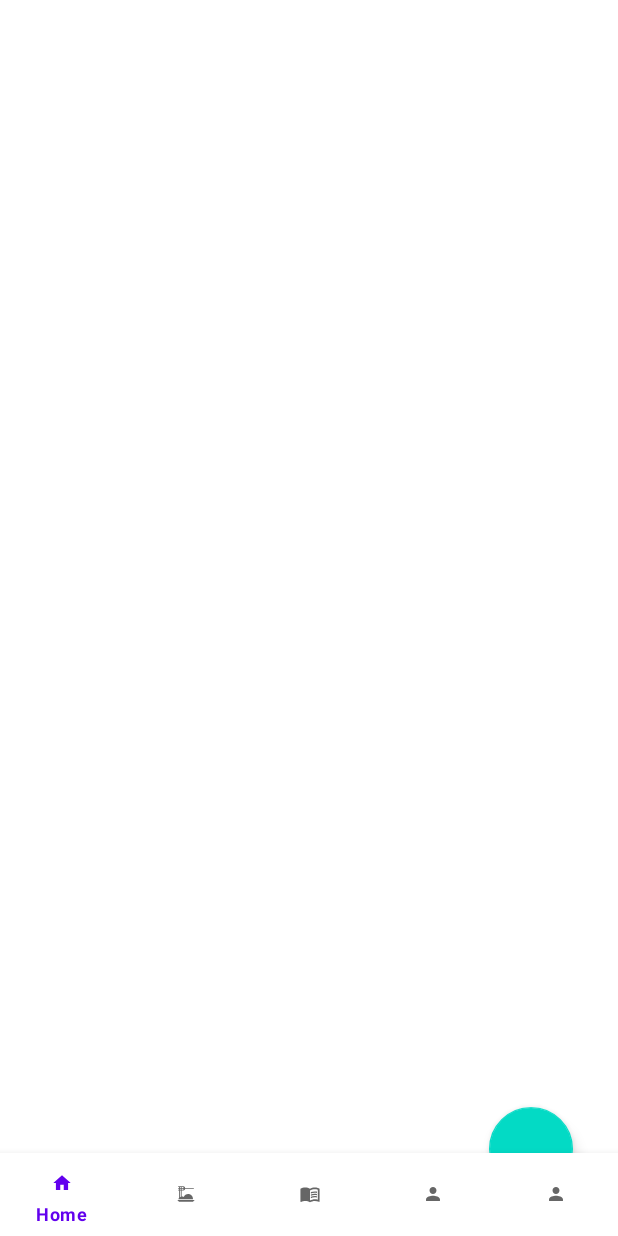
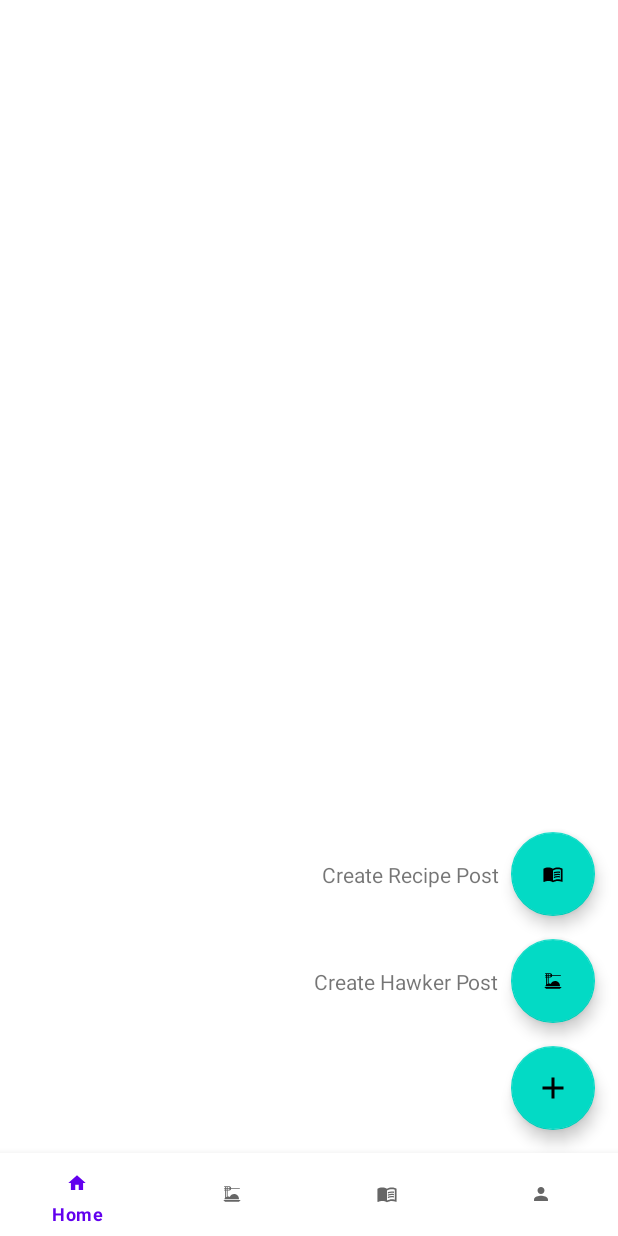
Before and after one commit to beefwhale/LobangCorner, an Android app: the layout activity_main.xml on its own in the app's theme, with its tools: preview values and no code run, on a phone screen of 412 x 824 dp. Run offline under Robolectric (Android 15) with nearby library versions, the phone set to English and light mode, and no system bars.

Commit message:
Floating Nav Button (1st push) - untested

```diff
--- a/app/src/main/res/layout/activity_main.xml
+++ b/app/src/main/res/layout/activity_main.xml
@@ -27,12 +27,59 @@
         app:layout_constraintStart_toStartOf="parent"
         app:menu="@menu/menu_bottom_nav" />
 
+    // MAIN Floating Action Button (FAB)
     <com.google.android.material.floatingactionbutton.FloatingActionButton
+        android:id="@+id/floating_main_nav_button"
         android:layout_width="wrap_content"
         android:layout_height="wrap_content"
-        android:layout_margin="30dp"
+        android:layout_marginRight="15dp"
+        android:layout_marginBottom="15dp"
+        android:src="@drawable/add"
+        app:layout_constraintBottom_toTopOf="@+id/bottomNavigationView"
         app:layout_constraintRight_toRightOf="parent"
-        app:layout_constraintBottom_toBottomOf="parent"
-        />
+        app:rippleColor="#000000" />
+    // SUB Floating Action Button (FAB) : Hawker Corner
+    <com.google.android.material.floatingactionbutton.FloatingActionButton
+        android:id="@+id/floating_hc_nav_button"
+        android:layout_width="wrap_content"
+        android:layout_height="wrap_content"
+        android:layout_marginBottom="15dp"
+        android:src="@drawable/ic_hawkercorner_foreground"
+        app:layout_constraintBottom_toTopOf="@+id/floating_main_nav_button"
+        app:layout_constraintEnd_toEndOf="@+id/floating_main_nav_button"
+        app:layout_constraintStart_toStartOf="@+id/floating_main_nav_button"
+        app:rippleColor="#000000" />
+    // SUB Floating Action Button (FAB) : Recipe Corner
+    <com.google.android.material.floatingactionbutton.FloatingActionButton
+        android:id="@+id/floating_rc_nav_button"
+        android:layout_width="wrap_content"
+        android:layout_height="wrap_content"
+        android:layout_marginBottom="15dp"
+        android:src="@drawable/ic_recipecorner_foreground"
+        app:layout_constraintBottom_toTopOf="@+id/floating_hc_nav_button"
+        app:layout_constraintEnd_toEndOf="@+id/floating_hc_nav_button"
+        app:layout_constraintStart_toStartOf="@+id/floating_hc_nav_button"
+        app:rippleColor="#000000" />
+    // SUB Floating Action Button (FAB) : Recipe Corner Text
+    <TextView
+        android:id="@+id/floating_rc_nav_button_text"
+        android:layout_width="wrap_content"
+        android:layout_height="wrap_content"
+        android:layout_marginEnd="8dp"
+        android:text="Create Recipe Post"
+        app:layout_constraintBottom_toBottomOf="@+id/floating_rc_nav_button"
+        app:layout_constraintEnd_toStartOf="@+id/floating_rc_nav_button"
+        app:layout_constraintTop_toTopOf="@+id/floating_rc_nav_button" />
+    // SUB Floating Action Button (FAB) : Hawker Corner Text
+    <TextView
+        android:id="@+id/floating_hc_nav_button_text"
+        android:layout_width="wrap_content"
+        android:layout_height="wrap_content"
+        android:layout_marginEnd="8dp"
+        android:text="Create Hawker Post"
+        app:layout_constraintBottom_toBottomOf="@+id/floating_hc_nav_button"
+        app:layout_constraintEnd_toStartOf="@+id/floating_hc_nav_button"
+        app:layout_constraintTop_toTopOf="@+id/floating_hc_nav_button" />
+
 
 </androidx.constraintlayout.widget.ConstraintLayout>
--- a/app/src/main/res/menu/menu_bottom_nav.xml
+++ b/app/src/main/res/menu/menu_bottom_nav.xml
@@ -10,14 +10,11 @@
         android:icon="@drawable/ic_hawkercorner_foreground"/>
     <item
         android:id="@+id/rc"
+
         android:title="Recipe Corner"
         android:icon="@drawable/ic_recipecorner_foreground"/>
     <item
         android:id="@+id/profile"
         android:title="Profile"
         android:icon="@drawable/ic_profile_foreground"/>
-    <item
-        android:id="@+id/recipeform"
-        android:title="Recipe Form"
-        android:icon="@drawable/ic_profile_foreground"/>
 </menu>
```
Also changed, not shown: app/src/main/java/sg/edu/np/madgroupyassignment/Login.java (+10 -12 lines), app/src/main/java/sg/edu/np/madgroupyassignment/MainActivity.java (+70 -5 lines).
